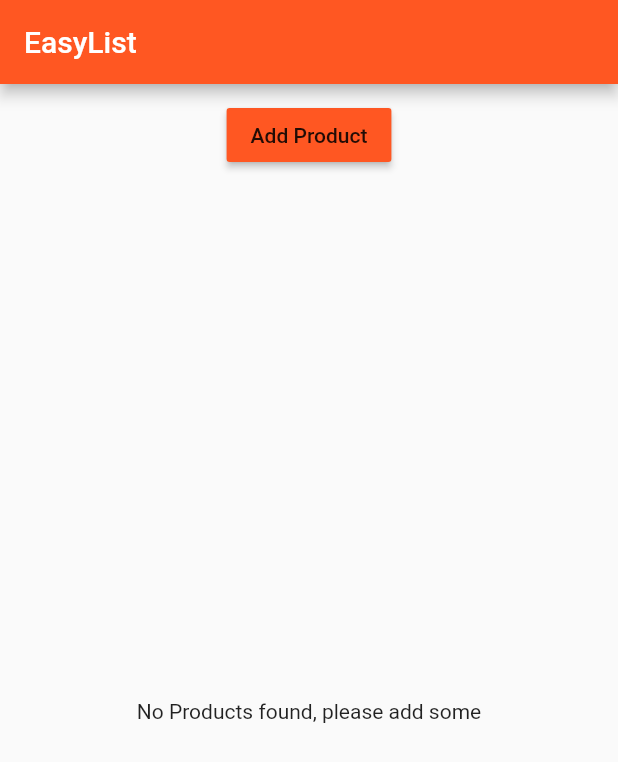
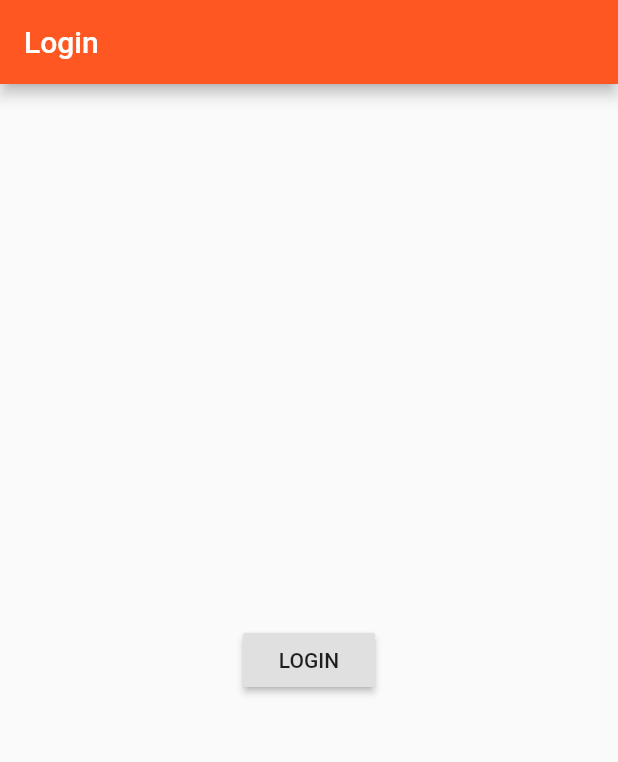
Before and after one commit to 3Cement/first_flutter_app, a Flutter app: the screen it shows after launch, on a phone screen of 412 x 824 dp. Shown: the top 762 px of the screen. Run offline on Flutter 3.47's test engine with Material 2 defaults, Android fonts, the phone set to English and light mode, and no system bars.

```diff
--- a/lib/main.dart
+++ b/lib/main.dart
@@ -1,7 +1,7 @@
 import 'package:flutter/material.dart';
 // import 'package:flutter/rendering.dart';
 
-import './pages/home.dart';
+import './pages/auth.dart';
 
 void main() {
   // debugPaintSizeEnabled = true;
@@ -19,7 +19,7 @@ class MyApp extends StatelessWidget {
           brightness: Brightness.light,
           primarySwatch: Colors.deepOrange,
           accentColor: Colors.deepPurple),
-      home: HomePage(),
+      home: AuthPage(),
     );
   }
 }
--- /dev/null
+++ b/lib/pages/auth.dart
@@ -0,0 +1,26 @@
+import 'package:flutter/material.dart';
+
+import './products.dart';
+
+class AuthPage extends StatelessWidget {
+  @override
+  Widget build(BuildContext context) {
+    return Scaffold(
+      appBar: AppBar(
+        title: Text('Login'),
+      ),
+      body: Center(
+        child: RaisedButton(
+          child: Text('LOGIN'),
+          onPressed: () {
+            Navigator.pushReplacement(
+              context,
+              MaterialPageRoute(
+                  builder: (BuildContext context) => ProductsPage()),
+            );
+          },
+        ),
+      ),
+    );
+  }
+}
--- a/lib/pages/home.dart
+++ /dev/null
@@ -1,15 +0,0 @@
-import 'package:flutter/material.dart';
-
-import '../product_manager.dart';
-
-class HomePage extends StatelessWidget {
-  @override
-  Widget build(BuildContext context) {
-    return Scaffold(
-      appBar: AppBar(
-        title: Text('EasyList'),
-      ),
-      body: ProductManager(),
-    );
-  }
-}
```
Also changed, not shown: lib/pages/product_create.dart (added, +10 -0 lines), lib/pages/product_list.dart (added, +10 -0 lines), lib/pages/products.dart (added, +36 -0 lines), lib/pages/products_admin.dart (added, +54 -0 lines).
